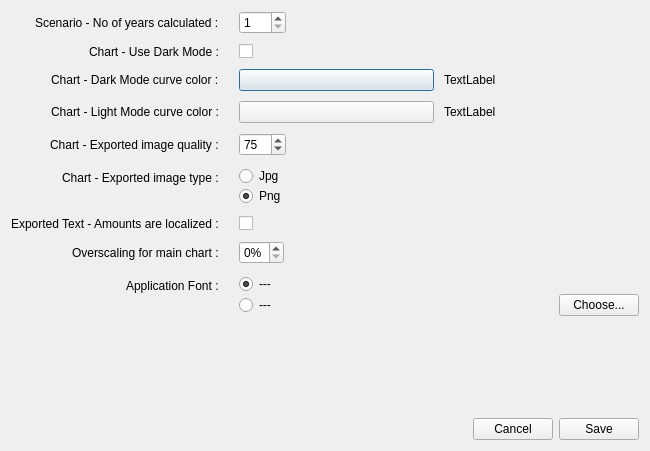
Above: optionsdialog.ui from redmoon1945/gbp before the change. Below: the same form after it.
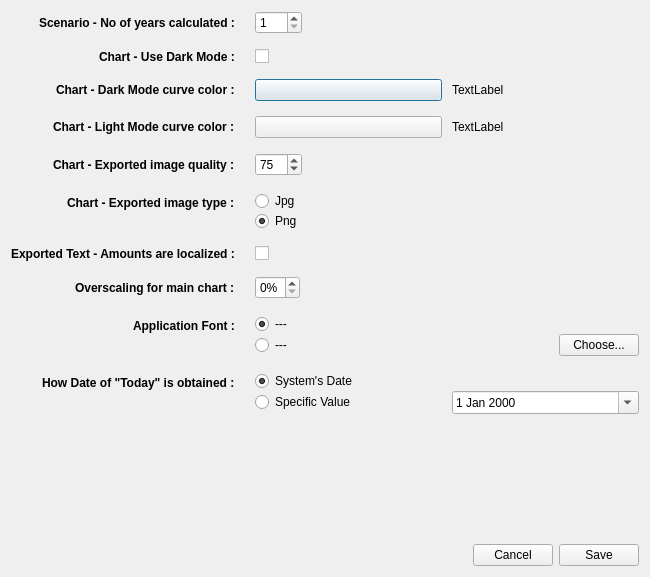
That is the form after the change.

Commit message: * add option to set today value in Options window * remove support for command-line argument -today=<date> * mecanism to ensure settings is loaded just once

```diff
--- a/optionsdialog.ui
+++ b/optionsdialog.ui
@@ -7,7 +7,7 @@
     <x>0</x>
     <y>0</y>
     <width>650</width>
-    <height>451</height>
+    <height>577</height>
    </rect>
   </property>
   <property name="windowTitle">
@@ -25,13 +25,13 @@
         <number>20</number>
        </property>
        <property name="verticalSpacing">
-        <number>10</number>
+        <number>15</number>
        </property>
        <item row="0" column="0">
         <widget class="QLabel" name="label">
          <property name="font">
           <font>
-           <bold>false</bold>
+           <bold>true</bold>
           </font>
          </property>
          <property name="text">
@@ -59,7 +59,7 @@
         <widget class="QLabel" name="label_2">
          <property name="font">
           <font>
-           <bold>false</bold>
+           <bold>true</bold>
           </font>
          </property>
          <property name="text">
@@ -78,7 +78,7 @@
         <widget class="QLabel" name="label_3">
          <property name="font">
           <font>
-           <bold>false</bold>
+           <bold>true</bold>
           </font>
          </property>
          <property name="text">
@@ -124,7 +124,7 @@
         <widget class="QLabel" name="label_4">
          <property name="font">
           <font>
-           <bold>false</bold>
+           <bold>true</bold>
           </font>
          </property>
          <property name="text">
@@ -170,7 +170,7 @@
         <widget class="QLabel" name="label_5">
          <property name="font">
           <font>
-           <bold>false</bold>
+           <bold>true</bold>
           </font>
          </property>
          <property name="text">
@@ -182,7 +182,7 @@
         <widget class="QLabel" name="label_6">
          <property name="font">
           <font>
-           <bold>false</bold>
+           <bold>true</bold>
           </font>
          </property>
          <property name="text">
@@ -238,6 +238,11 @@
        </item>
        <item row="6" column="0">
         <widget class="QLabel" name="label_7">
+         <property name="font">
+          <font>
+           <bold>true</bold>
+          </font>
+         </property>
          <property name="text">
           <string>Exported Text - Amounts are localized :</string>
          </property>
@@ -252,6 +257,11 @@
        </item>
        <item row="7" column="0">
         <widget class="QLabel" name="label_8">
+         <property name="font">
+          <font>
+           <bold>true</bold>
+          </font>
+         </property>
          <property name="text">
           <string>Overscaling for main chart :</string>
          </property>
@@ -275,6 +285,11 @@
        </item>
        <item row="8" column="0">
         <widget class="QLabel" name="label_9">
+         <property name="font">
+          <font>
+           <bold>true</bold>
+          </font>
+         </property>
          <property name="text">
           <string>Application Font :</string>
          </property>
@@ -346,6 +361,76 @@
          </item>
         </layout>
        </item>
+       <item row="9" column="0">
+        <widget class="QLabel" name="label_10">
+         <property name="font">
+          <font>
+           <bold>true</bold>
+          </font>
+         </property>
+         <property name="text">
+          <string>How Date of &quot;Today&quot; is obtained :</string>
+         </property>
+        </widget>
+       </item>
+       <item row="9" column="1">
+        <layout class="QVBoxLayout" name="verticalLayout_5">
+         <item>
+          <layout class="QHBoxLayout" name="horizontalLayout_6">
+           <item>
+            <widget class="QRadioButton" name="todaySystemRadioButton">
+             <property name="text">
+              <string>System's Date</string>
+             </property>
+             <property name="checked">
+              <bool>true</bool>
+             </property>
+             <attribute name="buttonGroup">
+              <string notr="true">buttonGroup_3</string>
+             </attribute>
+            </widget>
+           </item>
+          </layout>
+         </item>
+         <item>
+          <layout class="QHBoxLayout" name="horizontalLayout_5">
+           <item>
+            <widget class="QRadioButton" name="todaySpecificRadioButton">
+             <property name="text">
+              <string>Specific Value</string>
+             </property>
+             <attribute name="buttonGroup">
+              <string notr="true">buttonGroup_3</string>
+             </attribute>
+            </widget>
+           </item>
+           <item>
+            <spacer name="horizontalSpacer_3">
+             <property name="orientation">
+              <enum>Qt::Horizontal</enum>
+             </property>
+             <property name="sizeType">
+              <enum>QSizePolicy::Fixed</enum>
+             </property>
+             <property name="sizeHint" stdset="0">
+              <size>
+               <width>10</width>
+               <height>20</height>
+              </size>
+             </property>
+            </spacer>
+           </item>
+           <item>
+            <widget class="QDateEdit" name="todayDateEdit">
+             <property name="calendarPopup">
+              <bool>true</bool>
+             </property>
+            </widget>
+           </item>
+          </layout>
+         </item>
+        </layout>
+       </item>
       </layout>
      </item>
     </layout>
```
Left out of the diff: 3 changed lines with no effect on the pictures. The commit also changes 7 other files.
